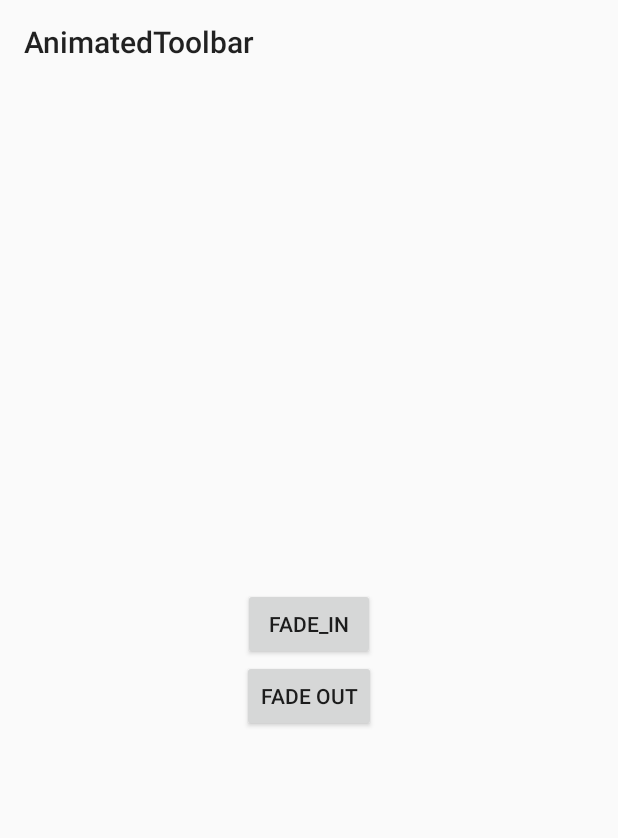
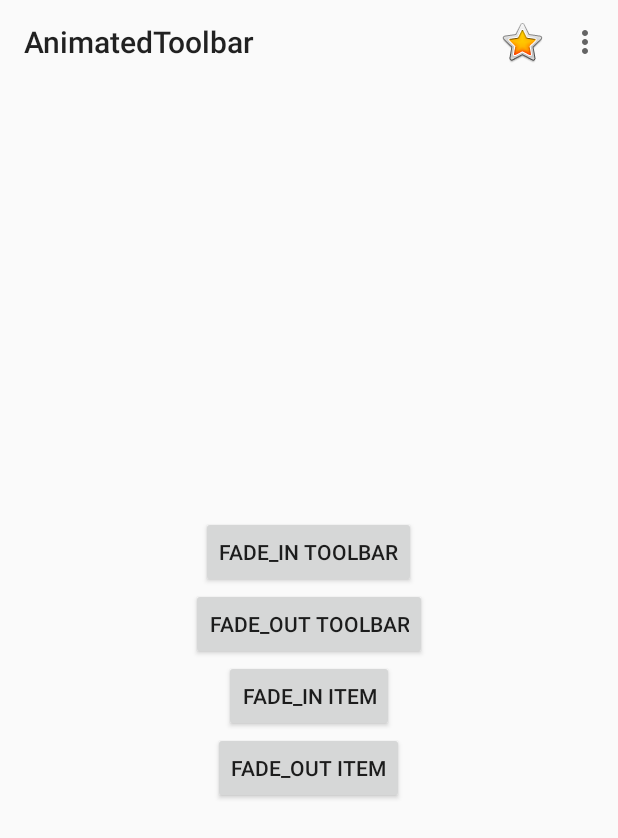
Before and after one commit to kassisdion/Android-animated-toolbar, an Android app: the screen it shows after launch (MainActivity), on a phone screen of 412 x 824 dp. Shown: the top 838 px of the screen. Run offline under Robolectric (Android 15) with nearby library versions, the phone set to English and light mode, and no system bars; our stand-ins replace ButterKnife.

```diff
--- a/app/src/main/res/layout/fragment_main.xml
+++ b/app/src/main/res/layout/fragment_main.xml
@@ -1,13 +1,11 @@
 <?xml version="1.0" encoding="utf-8"?>
 <RelativeLayout xmlns:android="http://schemas.android.com/apk/res/android"
-    xmlns:tools="http://schemas.android.com/tools"
     android:layout_width="match_parent"
     android:layout_height="match_parent"
     android:paddingBottom="@dimen/activity_vertical_margin"
     android:paddingLeft="@dimen/activity_horizontal_margin"
     android:paddingRight="@dimen/activity_horizontal_margin"
-    android:paddingTop="@dimen/activity_vertical_margin"
-    tools:context=".MainActivityFragment">
+    android:paddingTop="@dimen/activity_vertical_margin">
 
 
     <LinearLayout
@@ -18,16 +16,28 @@
         android:orientation="vertical">
 
         <Button
-            android:id="@+id/button_fade_in"
+            android:id="@+id/button_fade_in_toolbar"
             android:layout_width="wrap_content"
             android:layout_height="wrap_content"
-            android:text="@string/fade_in" />
+            android:text="@string/fade_in_toolbar" />
 
         <Button
-            android:id="@+id/button_fade_out"
+            android:id="@+id/button_fade_out_toolbar"
             android:layout_width="wrap_content"
             android:layout_height="wrap_content"
-            android:text="@string/fade_out" />
+            android:text="@string/fade_out_toolbar" />
+
+        <Button
+            android:id="@+id/button_fade_in_item"
+            android:layout_width="wrap_content"
+            android:layout_height="wrap_content"
+            android:text="@string/fade_in_item" />
+
+        <Button
+            android:id="@+id/button_fade_out_item"
+            android:layout_width="wrap_content"
+            android:layout_height="wrap_content"
+            android:text="@string/fade_out_item" />
 
     </LinearLayout>
 
--- a/app/src/main/res/menu/menu_main.xml
+++ b/app/src/main/res/menu/menu_main.xml
@@ -1,6 +1,20 @@
-<menu xmlns:android="http://schemas.android.com/apk/res/android"
+<menu
+    xmlns:android="http://schemas.android.com/apk/res/android"
     xmlns:app="http://schemas.android.com/apk/res-auto"
-    xmlns:tools="http://schemas.android.com/tools" tools:context=".MainActivity">
-    <item android:id="@+id/action_settings" android:title="@string/action_settings"
-        android:orderInCategory="100" app:showAsAction="never" />
+    xmlns:tools="http://schemas.android.com/tools"
+    tools:context=".MainActivity">
+
+    <item
+        android:id="@+id/action_settings"
+        android:title="@string/action_settings"
+        android:orderInCategory="100"
+        app:showAsAction="never" />
+
+    <item
+        android:icon="@android:drawable/btn_star_big_on"
+        android:id="@+id/action_test"
+        android:title="@string/action_settings"
+        android:orderInCategory="100"
+        app:showAsAction="always" />
+
 </menu>
--- a/app/src/main/res/values/strings.xml
+++ b/app/src/main/res/values/strings.xml
@@ -5,6 +5,8 @@
     <string name="action_settings">Settings</string>
 
     <!-- Custom String-->
-    <string name="fade_in">fade_in</string>
-    <string name="fade_out">fade out</string>
+    <string name="fade_in_toolbar">fade_in toolbar</string>
+    <string name="fade_out_toolbar">fade_out toolbar</string>
+    <string name="fade_in_item">fade_in item</string>
+    <string name="fade_out_item">fade_out item</string>
 </resources>
```
Also changed, not shown: app/src/main/java/com/kassisdion/animatedToolbar/demo/fragment/MainActivityFragment.java (+42 -9 lines).
